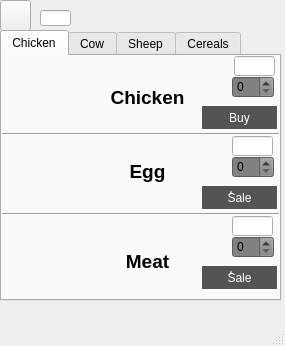
Before: the Qt Designer form shop.ui in SjdHbz/bullshit, drawn with Qt 5.
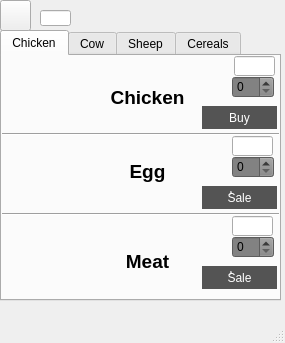
After: the same form once the commit is applied. Icons and pictures are not drawn.

```diff
--- a/shop.ui
+++ b/shop.ui
@@ -7,7 +7,7 @@
     <x>0</x>
     <y>0</y>
     <width>285</width>
-    <height>346</height>
+    <height>343</height>
    </rect>
   </property>
   <property name="windowTitle">
```
